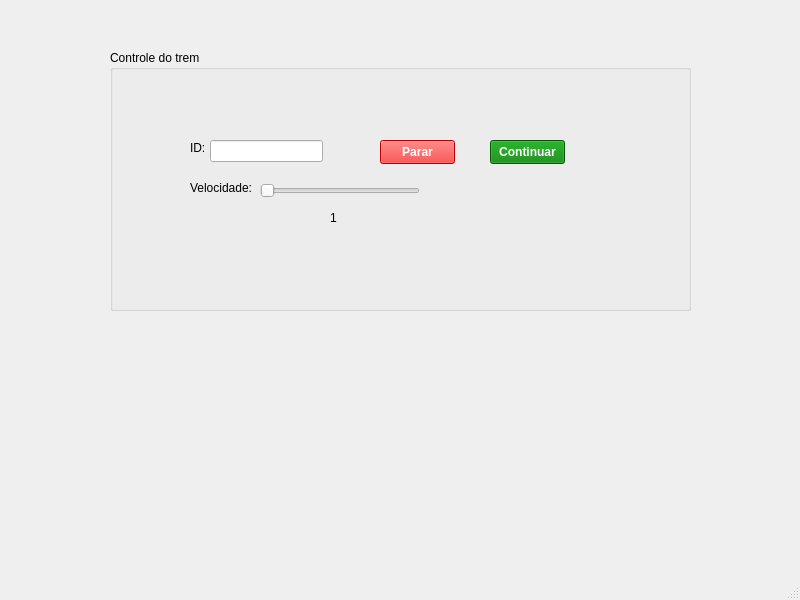
This is client/clientwindow.ui in franciscopaulinoq/qt-train-controller as Qt 5 draws it before an edit. The edited form follows.
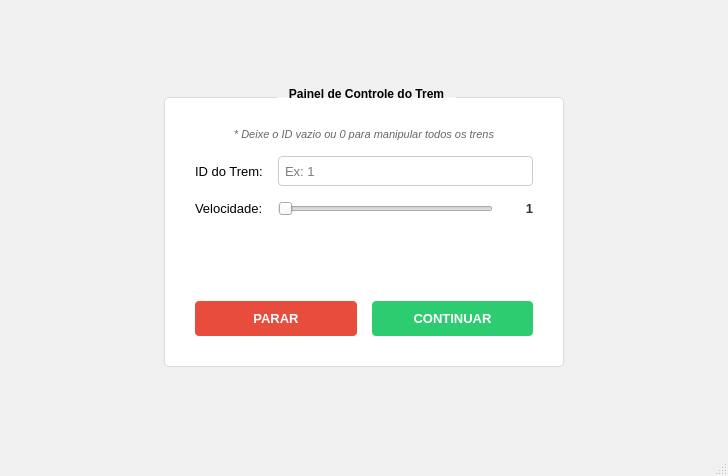
This is the edited form.

Commit message: style: adjust client ui

Diff of the .ui file:
```diff
--- a/client/clientwindow.ui
+++ b/client/clientwindow.ui
@@ -6,134 +6,325 @@
    <rect>
     <x>0</x>
     <y>0</y>
-    <width>800</width>
-    <height>600</height>
+    <width>728</width>
+    <height>476</height>
    </rect>
   </property>
   <property name="windowTitle">
-   <string>ClientWindow</string>
+   <string>Controle de Trens</string>
+  </property>
+  <property name="styleSheet">
+   <string notr="true">QMainWindow {
+	background-color: #f0f0f0;
+}
+QGroupBox {
+	background-color: white;
+	border: 1px solid #dcdcdc;
+	border-radius: 5px;
+	margin-top: 10px;
+	font-weight: bold;
+}
+QGroupBox::title {
+	subcontrol-origin: margin;
+	subcontrol-position: top center;
+	padding: 0 10px;
+}</string>
   </property>
   <widget class="QWidget" name="centralwidget">
-   <widget class="QGroupBox" name="groupBox">
-    <property name="geometry">
-     <rect>
-      <x>110</x>
-      <y>50</y>
-      <width>581</width>
-      <height>261</height>
-     </rect>
-    </property>
-    <property name="title">
-     <string>Controle do trem</string>
-    </property>
-    <widget class="QPushButton" name="btnTrainOn">
-     <property name="geometry">
-      <rect>
-       <x>380</x>
-       <y>90</y>
-       <width>75</width>
-       <height>24</height>
-      </rect>
-     </property>
-     <property name="styleSheet">
-      <string notr="true">background-color: green;
-color: white;
-font-weight: bold;</string>
-     </property>
-     <property name="text">
-      <string>Continuar</string>
-     </property>
-    </widget>
-    <widget class="QLineEdit" name="lineTrainId">
-     <property name="geometry">
-      <rect>
-       <x>100</x>
-       <y>90</y>
-       <width>113</width>
-       <height>22</height>
-      </rect>
-     </property>
-    </widget>
-    <widget class="QPushButton" name="btnTrainOff">
-     <property name="geometry">
-      <rect>
-       <x>270</x>
-       <y>90</y>
-       <width>75</width>
-       <height>24</height>
-      </rect>
-     </property>
-     <property name="styleSheet">
-      <string notr="true">background-color: red;
-color: white;
-font-weight: bold;</string>
-     </property>
-     <property name="text">
-      <string>Parar</string>
-     </property>
-    </widget>
-    <widget class="QLabel" name="labelSpeedValue">
-     <property name="geometry">
-      <rect>
-       <x>220</x>
-       <y>160</y>
-       <width>21</width>
-       <height>16</height>
-      </rect>
-     </property>
-     <property name="text">
-      <string>1</string>
-     </property>
-    </widget>
-    <widget class="QSlider" name="sliderSpeed">
-     <property name="geometry">
-      <rect>
-       <x>150</x>
-       <y>130</y>
-       <width>160</width>
-       <height>22</height>
-      </rect>
-     </property>
-     <property name="minimum">
-      <number>1</number>
-     </property>
-     <property name="maximum">
-      <number>100</number>
-     </property>
-     <property name="value">
-      <number>1</number>
-     </property>
-     <property name="orientation">
-      <enum>Qt::Orientation::Horizontal</enum>
-     </property>
-    </widget>
-    <widget class="QLabel" name="label">
-     <property name="geometry">
-      <rect>
-       <x>80</x>
-       <y>90</y>
-       <width>49</width>
-       <height>16</height>
-      </rect>
-     </property>
-     <property name="text">
-      <string>ID:</string>
-     </property>
-    </widget>
-    <widget class="QLabel" name="label_2">
-     <property name="geometry">
-      <rect>
-       <x>80</x>
-       <y>130</y>
-       <width>61</width>
-       <height>16</height>
-      </rect>
-     </property>
-     <property name="text">
-      <string>Velocidade:</string>
-     </property>
-    </widget>
-   </widget>
+   <layout class="QVBoxLayout" name="verticalLayout_2">
+    <item>
+     <spacer name="verticalSpacer_top">
+      <property name="orientation">
+       <enum>Qt::Orientation::Vertical</enum>
+      </property>
+      <property name="sizeHint" stdset="0">
+       <size>
+        <width>20</width>
+        <height>40</height>
+       </size>
+      </property>
+     </spacer>
+    </item>
+    <item>
+     <layout class="QHBoxLayout" name="horizontalLayout_main">
+      <item>
+       <spacer name="horizontalSpacer_left">
+        <property name="orientation">
+         <enum>Qt::Orientation::Horizontal</enum>
+        </property>
+        <property name="sizeHint" stdset="0">
+         <size>
+          <width>40</width>
+          <height>20</height>
+         </size>
+        </property>
+       </spacer>
+      </item>
+      <item>
+       <widget class="QGroupBox" name="groupBox">
+        <property name="minimumSize">
+         <size>
+          <width>400</width>
+          <height>280</height>
+         </size>
+        </property>
+        <property name="title">
+         <string>Painel de Controle do Trem</string>
+        </property>
+        <layout class="QVBoxLayout" name="verticalLayout">
+         <property name="spacing">
+          <number>15</number>
+         </property>
+         <property name="leftMargin">
+          <number>30</number>
+         </property>
+         <property name="topMargin">
+          <number>30</number>
+         </property>
+         <property name="rightMargin">
+          <number>30</number>
+         </property>
+         <property name="bottomMargin">
+          <number>30</number>
+         </property>
+         <item>
+          <widget class="QLabel" name="label_info">
+           <property name="styleSheet">
+            <string notr="true">color: #666; font-style: italic; font-size: 11px;</string>
+           </property>
+           <property name="text">
+            <string>* Deixe o ID vazio ou 0 para manipular todos os trens</string>
+           </property>
+           <property name="alignment">
+            <set>Qt::AlignmentFlag::AlignCenter</set>
+           </property>
+          </widget>
+         </item>
+         <item>
+          <layout class="QHBoxLayout" name="layoutId">
+           <item>
+            <widget class="QLabel" name="label_id">
+             <property name="font">
+              <font>
+               <pointsize>10</pointsize>
+              </font>
+             </property>
+             <property name="text">
+              <string>ID do Trem:</string>
+             </property>
+            </widget>
+           </item>
+           <item>
+            <widget class="QLineEdit" name="lineTrainId">
+             <property name="minimumSize">
+              <size>
+               <width>0</width>
+               <height>30</height>
+              </size>
+             </property>
+             <property name="font">
+              <font>
+               <pointsize>10</pointsize>
+              </font>
+             </property>
+             <property name="styleSheet">
+              <string notr="true">QLineEdit {
+	border: 1px solid #ccc;
+	border-radius: 4px;
+	padding: 4px;
+}
+QLineEdit:focus {
+	border: 1px solid #3498db;
+}</string>
+             </property>
+             <property name="placeholderText">
+              <string>Ex: 1</string>
+             </property>
+            </widget>
+           </item>
+          </layout>
+         </item>
+         <item>
+          <layout class="QHBoxLayout" name="layoutSpeed">
+           <item>
+            <widget class="QLabel" name="label_speed">
+             <property name="font">
+              <font>
+               <pointsize>10</pointsize>
+              </font>
+             </property>
+             <property name="text">
+              <string>Velocidade:</string>
+             </property>
+            </widget>
+           </item>
+           <item>
+            <widget class="QSlider" name="sliderSpeed">
+             <property name="cursor">
+              <cursorShape>PointingHandCursor</cursorShape>
+             </property>
+             <property name="minimum">
+              <number>1</number>
+             </property>
+             <property name="maximum">
+              <number>100</number>
+             </property>
+             <property name="orientation">
+              <enum>Qt::Orientation::Horizontal</enum>
+             </property>
+            </widget>
+           </item>
+           <item>
+            <widget class="QLabel" name="labelSpeedValue">
+             <property name="minimumSize">
+              <size>
+               <width>25</width>
+               <height>0</height>
+              </size>
+             </property>
+             <property name="font">
+              <font>
+               <pointsize>10</pointsize>
+               <bold>true</bold>
+              </font>
+             </property>
+             <property name="styleSheet">
+              <string notr="true">color: #333;</string>
+             </property>
+             <property name="text">
+              <string>1</string>
+             </property>
+             <property name="alignment">
+              <set>Qt::AlignmentFlag::AlignRight|Qt::AlignmentFlag::AlignTrailing|Qt::AlignmentFlag::AlignVCenter</set>
+             </property>
+            </widget>
+           </item>
+          </layout>
+         </item>
+         <item>
+          <spacer name="verticalSpacer_middle">
+           <property name="orientation">
+            <enum>Qt::Orientation::Vertical</enum>
+           </property>
+           <property name="sizeHint" stdset="0">
+            <size>
+             <width>20</width>
+             <height>10</height>
+            </size>
+           </property>
+          </spacer>
+         </item>
+         <item>
+          <layout class="QHBoxLayout" name="layoutButtons">
+           <property name="spacing">
+            <number>15</number>
+           </property>
+           <item>
+            <widget class="QPushButton" name="btnTrainOff">
+             <property name="minimumSize">
+              <size>
+               <width>0</width>
+               <height>35</height>
+              </size>
+             </property>
+             <property name="font">
+              <font>
+               <pointsize>10</pointsize>
+               <bold>true</bold>
+              </font>
+             </property>
+             <property name="cursor">
+              <cursorShape>PointingHandCursor</cursorShape>
+             </property>
+             <property name="styleSheet">
+              <string notr="true">QPushButton {
+	background-color: #e74c3c;
+	color: white;
+	border-radius: 4px;
+	border: none;
+}
+QPushButton:hover {
+	background-color: #c0392b;
+}
+QPushButton:pressed {
+	background-color: #a93226;
+}</string>
+             </property>
+             <property name="text">
+              <string>PARAR</string>
+             </property>
+            </widget>
+           </item>
+           <item>
+            <widget class="QPushButton" name="btnTrainOn">
+             <property name="minimumSize">
+              <size>
+               <width>0</width>
+               <height>35</height>
+              </size>
+             </property>
+             <property name="font">
+              <font>
+               <pointsize>10</pointsize>
+               <bold>true</bold>
+              </font>
+             </property>
+             <property name="cursor">
+              <cursorShape>PointingHandCursor</cursorShape>
+             </property>
+             <property name="styleSheet">
+              <string notr="true">QPushButton {
+	background-color: #2ecc71;
+	color: white;
+	border-radius: 4px;
+	border: none;
+}
+QPushButton:hover {
+	background-color: #27ae60;
+}
+QPushButton:pressed {
+	background-color: #219150;
+}</string>
+             </property>
+             <property name="text">
+              <string>CONTINUAR</string>
+             </property>
+            </widget>
+           </item>
+          </layout>
+         </item>
+        </layout>
+       </widget>
+      </item>
+      <item>
+       <spacer name="horizontalSpacer_right">
+        <property name="orientation">
+         <enum>Qt::Orientation::Horizontal</enum>
+        </property>
+        <property name="sizeHint" stdset="0">
+         <size>
+          <width>40</width>
+          <height>20</height>
+         </size>
+        </property>
+       </spacer>
+      </item>
+     </layout>
+    </item>
+    <item>
+     <spacer name="verticalSpacer_bottom">
+      <property name="orientation">
+       <enum>Qt::Orientation::Vertical</enum>
+      </property>
+      <property name="sizeHint" stdset="0">
+       <size>
+        <width>20</width>
+        <height>40</height>
+       </size>
+      </property>
+     </spacer>
+    </item>
+   </layout>
   </widget>
   <widget class="QMenuBar" name="menubar">
    <property name="geometry">
```
Left out of the diff: 21 changed lines with no effect on the pictures.
